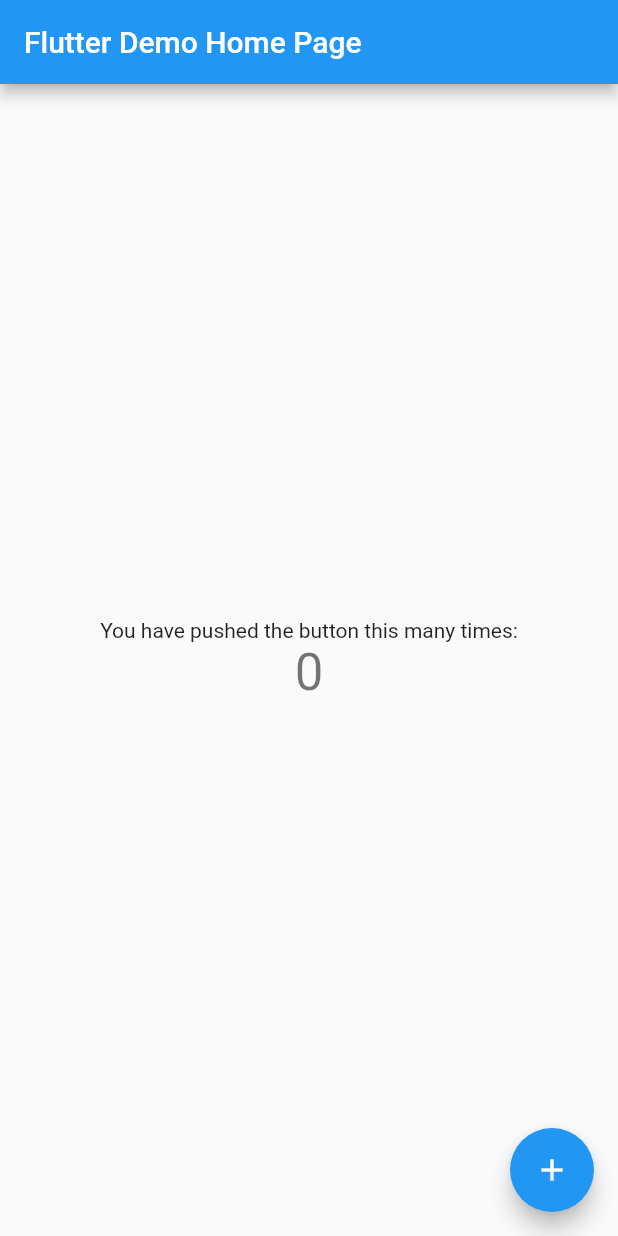
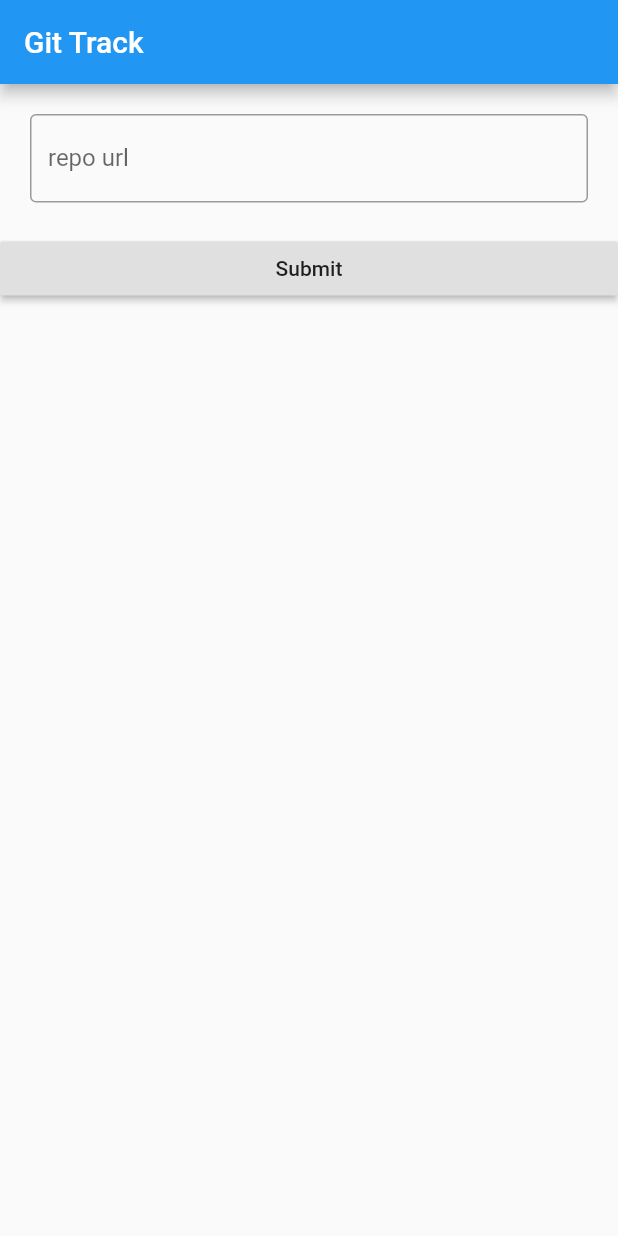
Before and after one commit to vivekg7/git_track, a Flutter app: the screen it shows after launch, on a phone screen of 412 x 824 dp. Run offline on Flutter 3.47's test engine with Material 2 defaults, Android fonts, the phone set to English and light mode, and no system bars.

Commit message:
Created Home Screen

```diff
--- a/lib/main.dart
+++ b/lib/main.dart
@@ -1,111 +1,18 @@
 import 'package:flutter/material.dart';
+
+import 'views/home_page.dart';
 
 void main() => runApp(MyApp());
 
 class MyApp extends StatelessWidget {
-  // This widget is the root of your application.
   @override
   Widget build(BuildContext context) {
     return MaterialApp(
-      title: 'Flutter Demo',
+      title: 'Git Track',
       theme: ThemeData(
-        // This is the theme of your application.
-        //
-        // Try running your application with "flutter run". You'll see the
-        // application has a blue toolbar. Then, without quitting the app, try
-        // changing the primarySwatch below to Colors.green and then invoke
-        // "hot reload" (press "r" in the console where you ran "flutter run",
-        // or simply save your changes to "hot reload" in a Flutter IDE).
-        // Notice that the counter didn't reset back to zero; the application
-        // is not restarted.
         primarySwatch: Colors.blue,
       ),
-      home: MyHomePage(title: 'Flutter Demo Home Page'),
+      home: HomePage(),
     );
   }
 }
-
-class MyHomePage extends StatefulWidget {
-  MyHomePage({Key key, this.title}) : super(key: key);
-
-  // This widget is the home page of your application. It is stateful, meaning
-  // that it has a State object (defined below) that contains fields that affect
-  // how it looks.
-
-  // This class is the configuration for the state. It holds the values (in this
-  // case the title) provided by the parent (in this case the App widget) and
-  // used by the build method of the State. Fields in a Widget subclass are
-  // always marked "final".
-
-  final String title;
-
-  @override
-  _MyHomePageState createState() => _MyHomePageState();
-}
-
-class _MyHomePageState extends State<MyHomePage> {
-  int _counter = 0;
-
-  void _incrementCounter() {
-    setState(() {
-      // This call to setState tells the Flutter framework that something has
-      // changed in this State, which causes it to rerun the build method below
-      // so that the display can reflect the updated values. If we changed
-      // _counter without calling setState(), then the build method would not be
-      // called again, and so nothing would appear to happen.
-      _counter++;
-    });
-  }
-
-  @override
-  Widget build(BuildContext context) {
-    // This method is rerun every time setState is called, for instance as done
-    // by the _incrementCounter method above.
-    //
-    // The Flutter framework has been optimized to make rerunning build methods
-    // fast, so that you can just rebuild anything that needs updating rather
-    // than having to individually change instances of widgets.
-    return Scaffold(
-      appBar: AppBar(
-        // Here we take the value from the MyHomePage object that was created by
-        // the App.build method, and use it to set our appbar title.
-        title: Text(widget.title),
-      ),
-      body: Center(
-        // Center is a layout widget. It takes a single child and positions it
-        // in the middle of the parent.
-        child: Column(
-          // Column is also a layout widget. It takes a list of children and
-          // arranges them vertically. By default, it sizes itself to fit its
-          // children horizontally, and tries to be as tall as its parent.
-          //
-          // Invoke "debug painting" (press "p" in the console, choose the
-          // "Toggle Debug Paint" action from the Flutter Inspector in Android
-          // Studio, or the "Toggle Debug Paint" command in Visual Studio Code)
-          // to see the wireframe for each widget.
-          //
-          // Column has various properties to control how it sizes itself and
-          // how it positions its children. Here we use mainAxisAlignment to
-          // center the children vertically; the main axis here is the vertical
-          // axis because Columns are vertical (the cross axis would be
-          // horizontal).
-          mainAxisAlignment: MainAxisAlignment.center,
-          children: <Widget>[
-            Text(
-              'You have pushed the button this many times:',
-            ),
-            Text(
-              '$_counter',
-              style: Theme.of(context).textTheme.display1,
-            ),
-          ],
-        ),
-      ),
-      floatingActionButton: FloatingActionButton(
-        onPressed: _incrementCounter,
-        tooltip: 'Increment',
-        child: Icon(Icons.add),
-      ), // This trailing comma makes auto-formatting nicer for build methods.
-    );
-  }
-}
--- /dev/null
+++ b/lib/views/commits_page.dart
@@ -0,0 +1,15 @@
+import 'package:flutter/material.dart';
+
+class CommitsPage extends StatefulWidget {
+  final String url;
+  CommitsPage(this.url);
+  CommitsPageState createState() => CommitsPageState();
+}
+
+class CommitsPageState extends State<CommitsPage> {
+  @override
+  Widget build(BuildContext context) {
+    return Container();
+  }
+
+}
--- /dev/null
+++ b/lib/views/home_page.dart
@@ -0,0 +1,60 @@
+import 'package:flutter/material.dart';
+import 'package:git_track/utils/navigation.dart';
+
+import 'commits_page.dart';
+
+class HomePage extends StatefulWidget {
+  @override
+  HomePageState createState() => HomePageState();
+}
+
+class HomePageState extends State<HomePage> {
+
+  TextEditingController controller = new TextEditingController();
+
+  @override
+  Widget build(BuildContext context) {
+    return Scaffold(
+      appBar: AppBar(
+        title: Text("Git Track"),
+      ),
+      body: Center(
+        child: ListView(
+          children: <Widget>[
+            Padding(
+              padding: EdgeInsets.all(20.0),
+              child: TextField(
+                autofocus: false,
+                controller: controller,
+                keyboardType: TextInputType.url,
+                decoration: InputDecoration(
+                  labelText: 'repo url',
+                  hintText: 'https://github.com/vivekg7/git_track',
+                  border: OutlineInputBorder(),
+                ),
+                style: TextStyle(),
+                textAlign: TextAlign.center,
+                onSubmitted: (val) {
+                  _onSubmit();
+                },
+              ),
+            ),
+            RaisedButton(
+              padding: EdgeInsets.only(left: 30.0, right: 30.0),
+              child: Text("Submit"),
+              onPressed: () {
+                _onSubmit();
+              },
+            )
+          ],
+        ),
+      ),
+    );
+  }
+
+  _onSubmit() {
+    //NavigationUtil.showBlockingDialog(context);
+    Navigator.of(context).push(MaterialPageRoute(builder: (context) => CommitsPage(controller.text)));
+  }
+
+}
```
Also changed, not shown: lib/utils/navigation.dart (added, +20 -0 lines), pubspec.yaml (+0 -38 lines), pubspec.lock.
